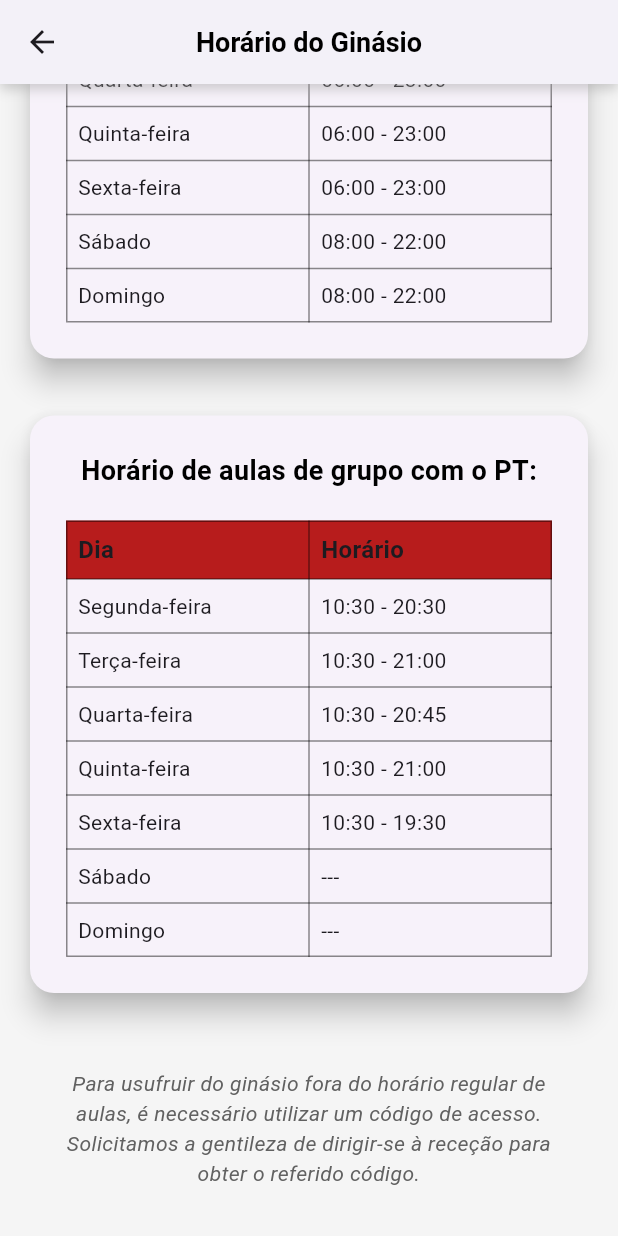
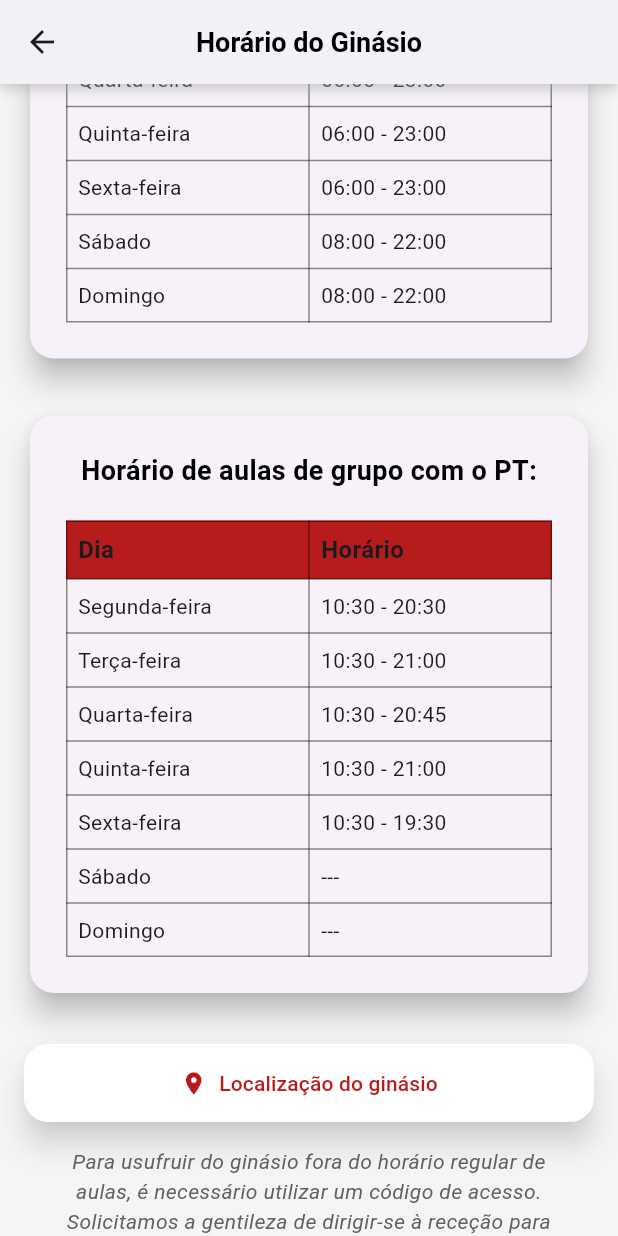
Before and after one commit to Raph40/Flutter_Trabalho_Final, a Flutter app: the HorarioPage screen opened directly, scrolled down 222 dp, on a phone screen of 412 x 824 dp. Run offline on Flutter 3.47's test engine with Material 3 defaults, Android fonts, the phone set to English and light mode, and no system bars; our stand-ins replace cloud_firestore, firebase_auth, firebase_core, fl_chart, flutter_local_notifications, material_design_icons_flutter and 2 more; missing offline and left inert: colorful_iconify_flutter, iconify_flutter; accounts and stored records are empty.

Commit message:
Update: localização do ginásio

```diff
--- a/lib/horario.dart
+++ b/lib/horario.dart
@@ -1,6 +1,21 @@
 import 'package:flutter/material.dart';
+import 'package:url_launcher/url_launcher.dart';
 
 class HorarioPage extends StatelessWidget {
+  final double latitude = 39.45975350835327;
+  final double longitude = -8.20065003409381;
+
+  void _abrirMapa() async {
+    final googleMapsUrl =
+        'https://www.google.com/maps/search/?api=1&query=$latitude,$longitude';
+
+    if (await canLaunch(googleMapsUrl)) {
+      await launch(googleMapsUrl);
+    } else {
+      throw 'Não foi possível abrir o mapa.';
+    }
+  }
+
   @override
   Widget build(BuildContext context) {
     return Scaffold(
@@ -180,6 +195,27 @@ class HorarioPage extends StatelessWidget {
               ),
               SizedBox(height: 30),
 
+              // Botão para abrir o Google Maps
+              SizedBox(
+                width: double.infinity, // O botão ocupa toda a largura disponível
+                child: ElevatedButton.icon(
+                  onPressed: _abrirMapa,
+                  icon: Icon(Icons.location_on, color: Colors.red[900]),
+                  label: Text(
+                    'Localização do ginásio',
+                    style: TextStyle(color: Colors.red[900]),
+                  ),
+                  style: ElevatedButton.styleFrom(
+                    padding: EdgeInsets.symmetric(horizontal: 24, vertical: 16),
+                    backgroundColor: Colors.white, // Cor de fundo branca para contraste
+                    shadowColor: Colors.grey.withOpacity(0.5), // Cor da sombra semelhante aos cartões
+                    elevation: 8, // Altura da sombra igual aos cartões
+                    shape: RoundedRectangleBorder(
+                      borderRadius: BorderRadius.circular(16), // Borda arredondada igual aos cartões
+                    ),
+                  ),
+                ),
+              ),
               // Texto adicional no fundo da página
               Padding(
                 padding: const EdgeInsets.all(16.0),
```
